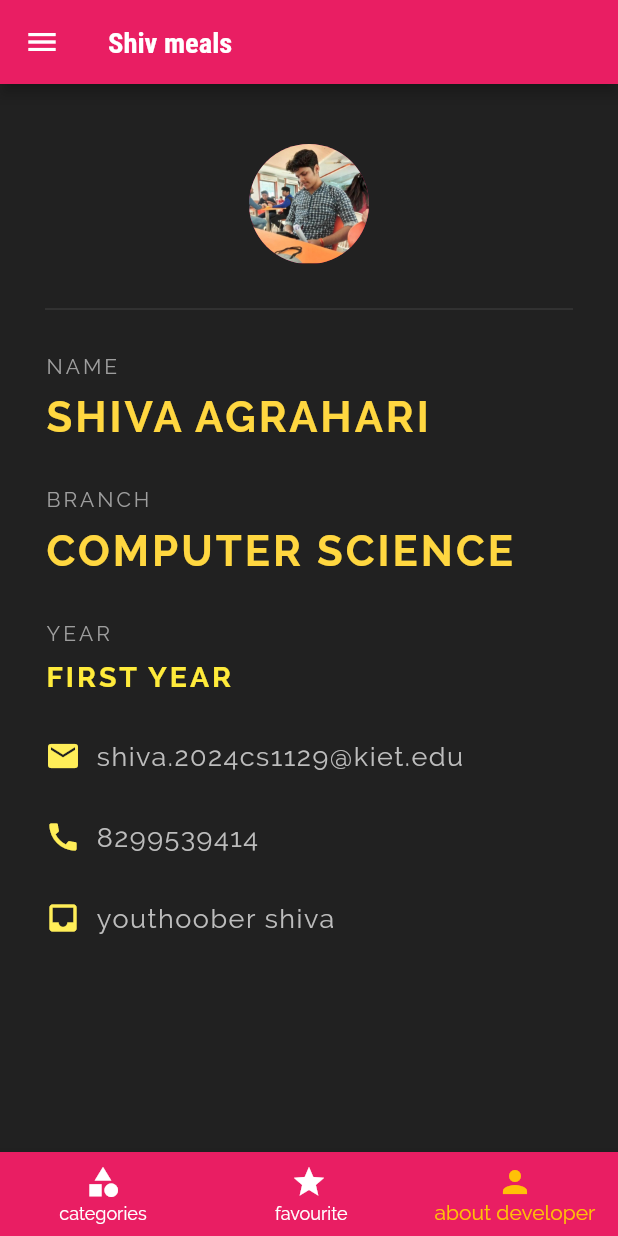
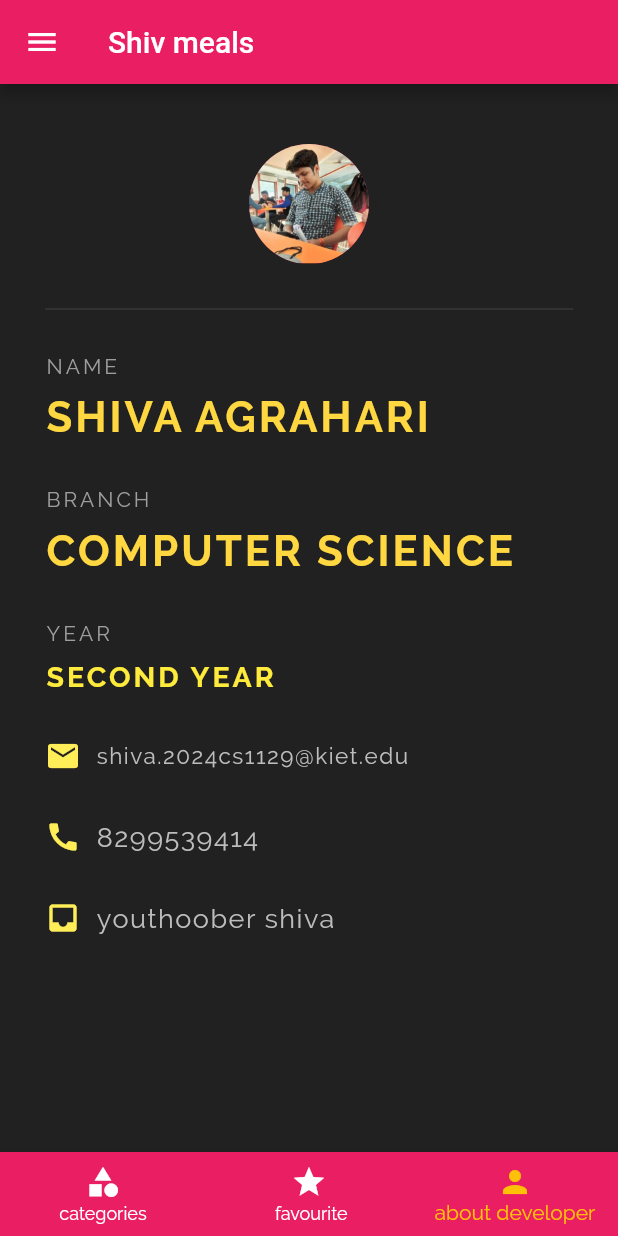
Before and after one commit to shivaAg04/meal_app4, a Flutter app: the screen it shows after launch, item 3 of the bottom bar chosen, on a phone screen of 412 x 824 dp. Run offline on Flutter 3.47's test engine with Material 2 defaults, Android fonts, the phone set to English and light mode, and no system bars.

Commit message:
final 23 jan

```diff
--- a/lib/dummy_data.dart
+++ b/lib/dummy_data.dart
@@ -57,6 +57,9 @@ const DUMMY_CATEGORIES = const [
 ];
 
 const DUMMY_MEALS = const [
+
+
+
   Meal(
     id: 'm1',
     categories: [
--- a/lib/main.dart
+++ b/lib/main.dart
@@ -1,4 +1,6 @@
 import 'package:flutter/material.dart';
+import 'package:flutter_complete_guide/dummy_data.dart';
+import 'package:flutter_complete_guide/models/meal.dart';
 import 'package:flutter_complete_guide/screens/filters_screen.dart';
 import 'package:flutter_complete_guide/screens/meal_detail_screen.dart';
 import 'screens/categories_screen.dart';
@@ -13,6 +15,59 @@ class MyApp extends StatefulWidget {
 }
 
 class _MyAppState extends State<MyApp> {
+  Map<String, bool> _filters = {
+    'gluten': false,
+    'lactose': false,
+    'vegan': false,
+    'vegetarian': false,
+  };
+
+  List<Meal> _availableMeal = DUMMY_MEALS;
+  List<Meal> _favoriteMeal = [];
+
+  void _setfilters(Map<String, bool> filterDAta) {
+    setState(() {
+      _filters = filterDAta;
+      _availableMeal = DUMMY_MEALS.where((meal) {
+        if (_filters['gluten'] && !meal.isGlutenFree) {
+          return false;
+        }
+        if (_filters['lactose'] && !meal.isLactoseFree) {
+          return false;
+        }
+
+        if (_filters['vegan'] && !meal.isVegan) {
+          return false;
+        }
+
+        if (_filters['vegetarian'] && !meal.isVegetarian) {
+          return false;
+        }
+
+        return true;
+      }).toList();
+    });
+  }
+
+  void _toggleFavorites(mealId) {
+    final existtingIndex =
+        _favoriteMeal.indexWhere((element) => element.id == mealId);
+    if (existtingIndex >= 0) {
+      setState(() {
+        _favoriteMeal.removeAt(existtingIndex);
+      });
+    } else {
+      setState(() {
+        _favoriteMeal
+            .add(DUMMY_MEALS.firstWhere((element) => element.id == mealId));
+      });
+    }
+  }
+
+  bool _isfav(String id) {
+    return _favoriteMeal.any((element) => element.id == id);
+  }
+
   @override
   Widget build(BuildContext context) {
     return MaterialApp(
@@ -22,23 +77,24 @@ class _MyAppState extends State<MyApp> {
           accentColor: Colors.amber,
           fontFamily: 'Raleway',
           textTheme: ThemeData.light().textTheme.copyWith(
-              body1: TextStyle(
+              bodyText1: TextStyle(
                 color: Color.fromRGBO(20, 51, 51, 1),
               ),
-              body2: TextStyle(
+              bodyText2: TextStyle(
                 color: Color.fromRGBO(20, 51, 51, 1),
               ),
-              title: TextStyle(
+              subtitle1: TextStyle(
                 fontSize: 19,
                 fontFamily: 'RobotoCondensed',
                 fontWeight: FontWeight.bold,
               ))),
       // home: CategoriesScreen(),
       routes: {
-        '/': (ctx) => TabsScreen(),
-        '/category-meals': (ctx) => CategoryMealsScreen(),
-        MealDetailScreen.routeName: (ctx) => MealDetailScreen(),
-        FiltersScreen.routeName: (ctx) => FiltersScreen(),
+        '/': (ctx) => TabsScreen(_favoriteMeal),
+        '/category-meals': (ctx) => CategoryMealsScreen(_availableMeal),
+        MealDetailScreen.routeName: (ctx) =>
+            MealDetailScreen(_toggleFavorites, _isfav),
+        FiltersScreen.routeName: (ctx) => FiltersScreen(_filters, _setfilters),
         CategoriesScreen.routeName: (ctx) => CategoriesScreen(),
       },
     );
--- a/lib/screens/about_me.dart
+++ b/lib/screens/about_me.dart
@@ -67,7 +67,7 @@ class Aboutme extends StatelessWidget {
                 ),
                 SizedBox(height: 10.0),
                 Text(
-                  'FIRST YEAR',
+                  'SECOND YEAR',
                   style: TextStyle(
                     color: Colors.yellow,
                     fontWeight: FontWeight.bold,
@@ -83,12 +83,14 @@ class Aboutme extends StatelessWidget {
                       color: Colors.yellow[400],
                     ),
                     SizedBox(width: 10.0),
-                    Text(
-                      'shiva.2024cs1129@kiet.edu',
-                      style: TextStyle(
-                        color: Colors.grey[400],
-                        fontSize: 18.0,
-                        letterSpacing: 1.0,
+                    FittedBox(
+                      child: Text(
+                        'shiva.2024cs1129@kiet.edu',
+                        style: TextStyle(
+                          color: Colors.grey[400],
+                          fontSize: 15.0,
+                          letterSpacing: 1.0,
+                        ),
                       ),
                     )
                   ],
--- a/lib/screens/category_meals_screen.dart
+++ b/lib/screens/category_meals_screen.dart
@@ -1,5 +1,6 @@
 import 'package:flutter/material.dart';
 import 'package:flutter_complete_guide/dummy_data.dart';
+import 'package:flutter_complete_guide/models/meal.dart';
 
 import '../widgets/meal_item.dart';
 
@@ -8,6 +9,8 @@ class CategoryMealsScreen extends StatelessWidget {
   // final String title;
 
   // CategoryMealsScreen(this.categoryId, this.title);
+  List<Meal> availableMeal;
+  CategoryMealsScreen(this.availableMeal);
 
   @override
   Widget build(BuildContext context) {
@@ -15,7 +18,7 @@ class CategoryMealsScreen extends StatelessWidget {
         ModalRoute.of(context).settings.arguments as Map<String, String>;
     final categoryTitle = routeArgs['title'];
     final categoryID = routeArgs['id'];
-    final categoryMeals = DUMMY_MEALS.where((meal) {
+    final categoryMeals = availableMeal.where((meal) {
       return meal.categories.contains(categoryID);
     }).toList();
 
--- a/lib/screens/tabs_screen.dart
+++ b/lib/screens/tabs_screen.dart
@@ -1,26 +1,36 @@
 import 'package:flutter/material.dart';
+import 'package:flutter_complete_guide/models/meal.dart';
 import '../widgets/main_drawer.dart';
 import '../screens/about_me.dart';
 import '../screens/categories_screen.dart';
 import '../screens/favorites_screen.dart';
 
 class TabsScreen extends StatefulWidget {
+  List<Meal> favoriteMeal;
+  TabsScreen(this.favoriteMeal);
   @override
   _TabsScreenState createState() => _TabsScreenState();
 }
 
 class _TabsScreenState extends State<TabsScreen> {
-  final List<Widget> _Pages = [
-    CategoriesScreen(),
-    FavoriteScreen(),
-    Aboutme(),
-  ];
+  List<Widget> _Pages = [];
 
   int _selectedPageIndex = 0;
   void _selectPage(int index) {
     setState(() {
       _selectedPageIndex = index;
     });
+  }
+
+  @override
+  void initState() {
+    // TODO: implement initState
+    super.initState();
+    _Pages = [
+      CategoriesScreen(),
+      FavoriteScreen(widget.favoriteMeal),
+      Aboutme(),
+    ];
   }
 
   @override
--- a/lib/widgets/category_item.dart
+++ b/lib/widgets/category_item.dart
@@ -28,7 +28,7 @@ class CategoryItem extends StatelessWidget {
         padding: EdgeInsets.all(15),
         child: Text(
           title,
-          style: Theme.of(context).textTheme.title,
+          style: Theme.of(context).textTheme.bodyText1,
         ),
         decoration: BoxDecoration(
             gradient: LinearGradient(
```
Also changed, not shown: lib/screens/favorites_screen.dart (+23 -3 lines), lib/screens/filters_screen.dart (+33 -5 lines), lib/screens/meal_detail_screen.dart (+11 -2 lines), pubspec.lock, 6 other files.
